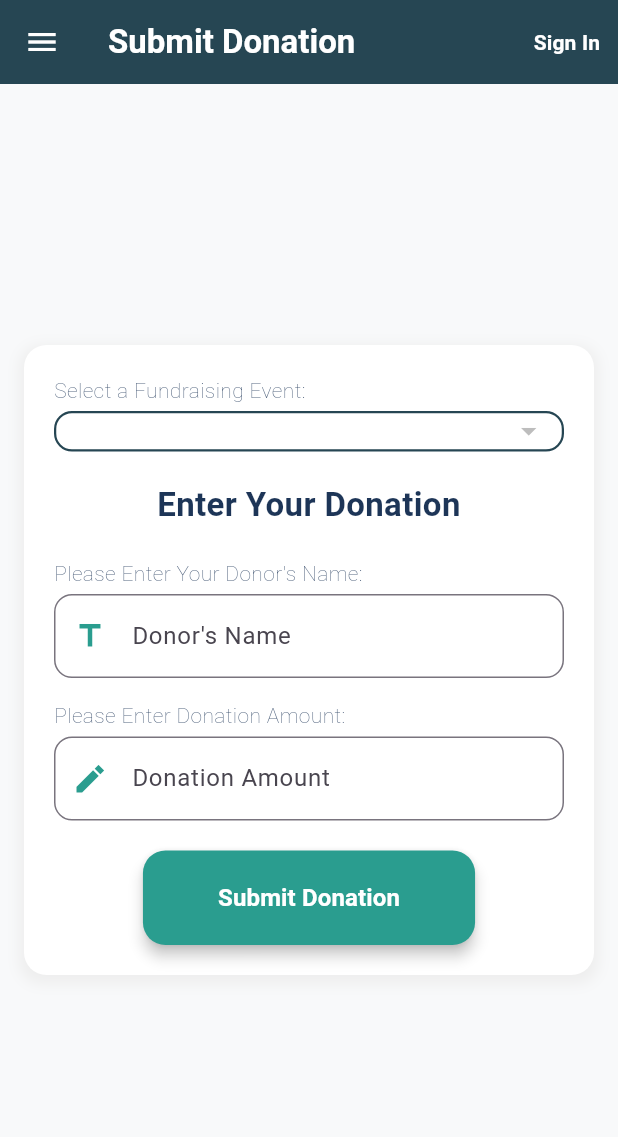
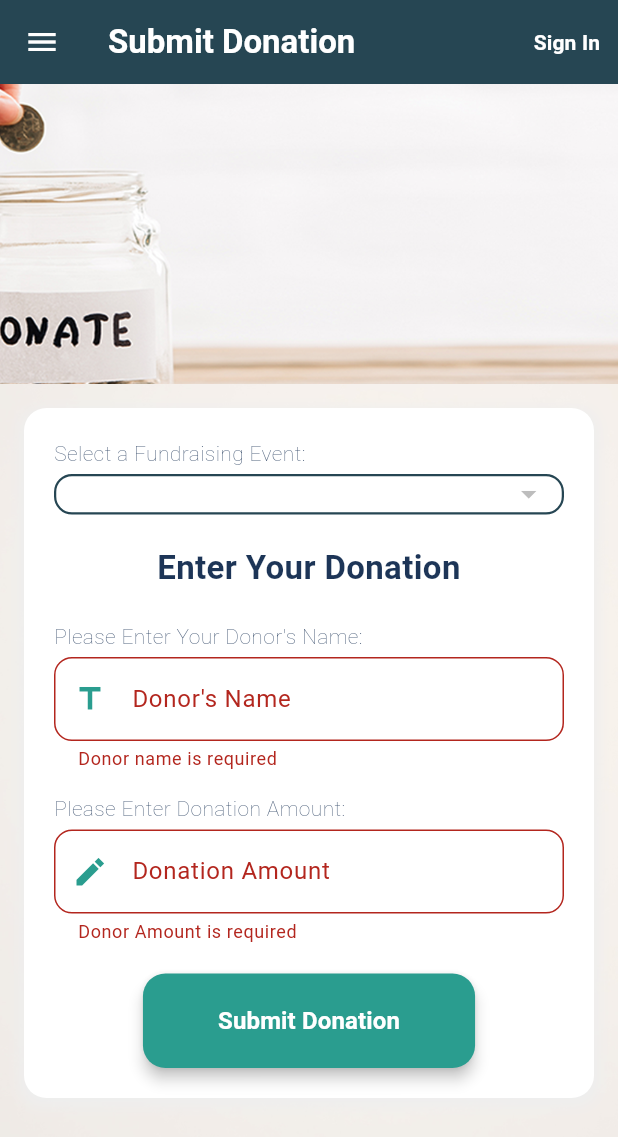
Before and after one commit to suleymansurucu/flutter_fundraising_goal_chart, a Flutter app: the DonationEntryPage screen opened by its route, after a tap on "Submit Donation", on a phone screen of 412 x 824 dp. Shown: the top 1137 px of the screen. Run offline on Flutter 3.47's test engine with Material 3 defaults, Android fonts, the phone set to English and light mode, and no system bars; our stand-ins replace another_flushbar, cloud_firestore, firebase_auth, firebase_core, flutter_screenutil, get_it and 2 more; missing offline and left inert: gauge_indicator; accounts and stored records are empty; generated files the repository leaves out were written again.

Commit message:
feat : fix it

```diff
--- a/lib/core/routes/app_router.dart
+++ b/lib/core/routes/app_router.dart
@@ -5,6 +5,7 @@ import 'package:flutter_fundraising_goal_chart/views/auth/sign_up.dart';
 import 'package:flutter_fundraising_goal_chart/views/auth/sing_in.dart';
 import 'package:flutter_fundraising_goal_chart/views/auth/user_profile.dart';
 import 'package:flutter_fundraising_goal_chart/views/donation/donation_entry_page.dart';
+import 'package:flutter_fundraising_goal_chart/views/donation/donation_list_page.dart';
 import 'package:flutter_fundraising_goal_chart/views/fundraising/all_fundraising_show_list.dart';
 import 'package:flutter_fundraising_goal_chart/views/fundraising/display_fundraising_chart.dart';
 import 'package:flutter_fundraising_goal_chart/views/fundraising/fundraising_setup_page.dart';
@@ -88,5 +89,10 @@ final GoRouter appRouter = GoRouter(
         );
       },
     ),
+    GoRoute(
+      path: RouteNames.donationList,
+      name: RouteNames.donationList,
+      builder: (context, state) => const DonationListPage(),
+    ),
   ],
 );
--- a/lib/core/routes/route_names.dart
+++ b/lib/core/routes/route_names.dart
@@ -8,6 +8,7 @@ class RouteNames {
   static const String userProfile = '/user-profile';
   static const String entryDonation = '/entry-donation';
   static const String allFundraisingShowList = '/all-fundraiser';
+  static const String donationList = '/donation-list';
 
 
 }
--- a/lib/core/utils/constants/build_draw_menu.dart
+++ b/lib/core/utils/constants/build_draw_menu.dart
@@ -80,6 +80,12 @@ class BuildDrawMenu extends StatelessWidget {
                       context.go(RouteNames.entryDonation);
                     },
                   ),
+                  ListTile(
+                    title: const Text('List Of Donations',style: TextStyle(fontSize: 14),),
+                    onTap: () {
+                      context.go(RouteNames.donationList);
+                    },
+                  ),
                 ],
               ),
               const Divider(),
--- a/lib/view_models/donation_view_models.dart
+++ b/lib/view_models/donation_view_models.dart
@@ -3,7 +3,6 @@ import 'dart:async';
 import 'package:flutter/material.dart';
 import 'package:flutter_fundraising_goal_chart/locator.dart';
 import 'package:flutter_fundraising_goal_chart/models/donation_model.dart';
-import 'package:flutter_fundraising_goal_chart/models/fundraising_model.dart';
 import 'package:flutter_fundraising_goal_chart/services/donation_service.dart';
 
 class DonationViewModels with ChangeNotifier {
@@ -18,9 +17,39 @@ class DonationViewModels with ChangeNotifier {
   List<DonationModel> get donations => _donations;
   StreamSubscription<List<DonationModel>>? _donationSubscription;
 
+  String? donorNameError;
+  String? donorAmountError;
+
+  bool validateForm(TextEditingController donorNameController,
+      TextEditingController donorAmountController) {
+    bool isValid = true;
+
+    if (donorNameController.text.trim().isEmpty) {
+      donorNameError = 'Donor name is required';
+      isValid = false;
+    } else if (donorNameController.text.trim().length < 3) {
+      donorNameError = 'Donor name must be at least 3 characters';
+      isValid = false;
+    } else if (!RegExp(r"^[a-zA-ZğüşıöçĞÜŞİÖÇ\s]+$")
+        .hasMatch(donorNameController.text.trim())) {
+      donorNameError = "Donor name must contain only letters!";
+      isValid = false;
+    } else {
+      donorNameError = null;
+    }
+    if (donorAmountController.text.trim().isEmpty) {
+      donorAmountError = 'Donor Amount is required';
+      isValid = false;
+    }  else {
+      donorAmountError = null; // Clear error if valid
+    }
+
+    notifyListeners();
+    return isValid;
+  }
+
   void listenToDonations(String userID, String fundraisingID,
       String communityName, int communityCount) {
-
     // Önceki aboneliği güvenli bir şekilde iptal et
     _donationSubscription?.cancel();
     _donationSubscription = null; // Güvenliği artırmak için null atıyoruz.
@@ -33,7 +62,8 @@ class DonationViewModels with ChangeNotifier {
       _donationSubscription = donationService
           .getDonations(userID, fundraisingID, communityName, communityCount)
           .listen((donationList) {
-        debugPrint('🔥 Bağış listesi güncellendi: ${donationList.length} adet bağış alındı.');
+        debugPrint(
+            '🔥 Bağış listesi güncellendi: ${donationList.length} adet bağış alındı.');
         WidgetsBinding.instance.addPostFrameCallback((_) {
           _donations = donationList;
           notifyListeners();
--- a/lib/view_models/fundraising_view_models.dart
+++ b/lib/view_models/fundraising_view_models.dart
@@ -269,7 +269,7 @@ class FundraisingViewModels with ChangeNotifier {
 
   String? get fundraisingID => _fundraisingID;
 
-  void fetchData() async {
+   fetchData() async {
     var userID = userRepository.firebaseAuthService.currentUser!.uid;
 
     List<String>? fetchedList =
@@ -285,11 +285,12 @@ class FundraisingViewModels with ChangeNotifier {
 
     // Update the state with the fundraising ID
     _fundraisingID = result;
+
     notifyListeners();
   }
 
 // 🔹 Function to update dropdown selection
-  Future<void> _onFundraising(String value) async {
+  Future<void> onFundraising(String value) async {
     _thisFundraising = value;
     var userID = userRepository.firebaseAuthService.currentUser!.uid;
 
--- a/lib/views/donation/donation_entry_page.dart
+++ b/lib/views/donation/donation_entry_page.dart
@@ -12,7 +12,6 @@ import 'package:flutter_fundraising_goal_chart/models/donation_model.dart';
 import 'package:flutter_fundraising_goal_chart/view_models/donation_view_models.dart';
 import 'package:flutter_fundraising_goal_chart/view_models/fundraising_view_models.dart';
 import 'package:flutter_fundraising_goal_chart/view_models/user_view_models.dart';
-import 'package:get_it/get_it.dart';
 import 'package:intl/intl.dart';
 import 'package:provider/provider.dart';
 
@@ -35,19 +34,27 @@ class _DonationEntryPageState extends State<DonationEntryPage> {
   final TextEditingController _donationAmountController =
       TextEditingController();
   final TextEditingController _donorNameController = TextEditingController();
+  final _formkey = GlobalKey<FormState>();
 
   @override
   void initState() {
     super.initState();
+    WidgetsBinding.instance.addPostFrameCallback((_) {
       fetchDataFromViewModes();
+    });
   }
-  void fetchDataFromViewModes() {
+
+  void fetchDataFromViewModes() async {
     final fundraisingViewModels =
         Provider.of<FundraisingViewModels>(context, listen: false);
-    fundraisingViewModels.fetchData();
-    FundraisingID=fundraisingViewModels.fundraisingID;
-    thisFundraising=fundraisingViewModels.thisFundraising;
-    list=fundraisingViewModels.list!;
+
+    await fundraisingViewModels.fetchData();
+    Future.delayed(Duration(milliseconds: 400));
+    FundraisingID = fundraisingViewModels.fundraisingID;
+    thisFundraising = fundraisingViewModels.thisFundraising;
+    list = fundraisingViewModels.list!;
+    final userViewModels = Provider.of<UserViewModels>(context, listen: false);
+    userID = userViewModels.userModel!.userID;
   }
 
   String formatCurrency(double value) {
@@ -78,7 +85,8 @@ class _DonationEntryPageState extends State<DonationEntryPage> {
     });
   }
 
-  // TODO Provider for dropdown Menu List about community
+  // The function is fetch data from firebase // I am using provider state management why I do not need the function
+/*
   void fetchData() async {
     final fundraisingViewModels =
         Provider.of<FundraisingViewModels>(context, listen: false);
@@ -102,16 +110,17 @@ class _DonationEntryPageState extends State<DonationEntryPage> {
       FundraisingID = result;
     }
   }
+*/
 
-  // 🔹 Function to update dropdown selection
-  void _onFundraising(String value) async {
+  // 🔹 Function to update dropdown selection => When I used Provider in FundraisingViewModel, I do not need this function
+/*  void _onFundraising(String value) async {
     thisFundraising = value;
     final fundraisingViewModels =
         Provider.of<FundraisingViewModels>(context, listen: false);
     var result = await fundraisingViewModels.getFundraisingIDByCommunityName(
         userID, thisFundraising!);
     FundraisingID = result;
-  }
+  }*/
 
   // 🔹 Submit Form
   Future<void> _submitForm() async {
@@ -120,12 +129,16 @@ class _DonationEntryPageState extends State<DonationEntryPage> {
 
     final donationViewModels =
         Provider.of<DonationViewModels>(context, listen: false);
-
+    final fundraisingViewModels =
+        Provider.of<FundraisingViewModels>(context, listen: false);
+    bool validation = donationViewModels.validateForm(
+        _donorNameController, _donorNameController);
+    if (validation) {
       DonationModel donationModel = DonationModel(
-        communityName: thisFundraising!,
+          communityName: fundraisingViewModels.thisFundraising!,
           donationAmount: donationAmount!,
           donorName: _donorNameController.text,
-        fundraisingID: FundraisingID!,
+          fundraisingID: fundraisingViewModels.fundraisingID!,
           userID: userID,
           timestamp: Timestamp.now());
       try {
@@ -151,7 +164,11 @@ class _DonationEntryPageState extends State<DonationEntryPage> {
       } catch (e) {
         debugPrint(e.toString());
       }
-
+    } else {
+      _formkey.currentState!.reset();
+      _donorNameController.clear();
+      _donationAmountController.clear();
+    }
     /*final fundraisingViewModels =
         Provider.of<FundraisingViewModels>(context, listen: false);
     fundraisingViewModels.userRepository.saveDonation(userID, FundraisingID!,
@@ -174,8 +191,27 @@ class _DonationEntryPageState extends State<DonationEntryPage> {
         scaffoldKey: _formKeyForDonationEntry,
       ),
       drawer: BuildDrawMenu(),
-      backgroundColor: Constants.background,
-      body: Center(
+      // backgroundColor: Constants.background,
+      body: Flexible(
+        child: Container(
+          width: double.infinity,
+          height: double.infinity,
+          decoration: BoxDecoration(
+            image: DecorationImage(
+                image: AssetImage('assets/images/background2.png'),
+                fit: BoxFit.cover),
+          ),
+          child: Column(
+            children: [
+              SizedBox(
+                width: double.infinity,
+                height: 200,
+                child: Image.asset(
+                  'assets/images/entry-donations.png',
+                  fit: BoxFit.cover,
+                ),
+              ),
+              Center(
                 child: SingleChildScrollView(
                   padding: const EdgeInsets.all(16),
                   child: Container(
@@ -193,7 +229,11 @@ class _DonationEntryPageState extends State<DonationEntryPage> {
                         ),
                       ],
                     ),
-            child: Form(
+                    child: Consumer2<FundraisingViewModels, DonationViewModels>(
+                      builder: (context, fundraisingViewModels,
+                          donationViewModels, widget) {
+                        return Form(
+                          key: _formkey,
                           child: Column(
                             mainAxisSize: MainAxisSize.min,
                             children: [
@@ -211,18 +251,22 @@ class _DonationEntryPageState extends State<DonationEntryPage> {
                                 child: Container(
                                   width: 400,
                                   decoration: BoxDecoration(
-                        border:
-                            Border.all(color: Constants.primary, width: 1.5),
+                                    border: Border.all(
+                                        color: Constants.primary, width: 1.5),
                                     borderRadius: BorderRadius.circular(12),
                                   ),
-                      padding: const EdgeInsets.symmetric(horizontal: 10),
+                                  padding: const EdgeInsets.symmetric(
+                                      horizontal: 10),
                                   child: DropdownButtonHideUnderline(
                                     child: DropdownButton<String>(
                                       dropdownColor: Constants.background,
-                          value: thisFundraising,
+                                      value:
+                                          fundraisingViewModels.thisFundraising,
                                       onChanged: (String? newValue) {
                                         if (newValue != null) {
-                              _onFundraising(newValue);
+                                          fundraisingViewModels
+                                              .onFundraising(newValue);
+                                          // _onFundraising(newValue);
                                         }
                                       },
                                       isExpanded: true,
@@ -262,8 +306,11 @@ class _DonationEntryPageState extends State<DonationEntryPage> {
                                 textFormFieldIcon: Icons.title,
                                 textFormFieldIconColor: Constants.accent,
                                 outLineInputBorderColor: Constants.accent,
-                      outLineInputBorderColorOnFocused: Constants.primary,
-                      textEditingController: _donorNameController),
+                                outLineInputBorderColorOnFocused:
+                                    Constants.primary,
+                                textEditingController: _donorNameController,
+                                errorText: donationViewModels.donorNameError,
+                              ),
                               const SizedBox(height: 15),
                               BuildTextForForm(
                                   text: 'Please Enter Donation Amount:',
@@ -279,8 +326,12 @@ class _DonationEntryPageState extends State<DonationEntryPage> {
                                 textFormFieldIconColor: Constants.accent,
                                 outLineInputBorderColor: Constants.accent,
                                 inputFormatters: [_currencyFormatter()],
-                      outLineInputBorderColorOnFocused: Constants.primary,
-                      textEditingController: _donationAmountController),
+                                outLineInputBorderColorOnFocused:
+                                    Constants.primary,
+                                textEditingController:
+                                    _donationAmountController,
+                                errorText: donationViewModels.donorAmountError,
+                              ),
                               const SizedBox(height: 20),
                               BuildElevatedButton(
                                 onPressed: _submitForm,
@@ -295,11 +346,16 @@ class _DonationEntryPageState extends State<DonationEntryPage> {
                               ),
                             ],
                           ),
+                        );
+                      },
                     ),
+                  ),
+                ),
+              ),
+            ],
           ),
         ),
       ),
     );
   }
-
 }
--- a/pubspec.yaml
+++ b/pubspec.yaml
@@ -74,8 +74,8 @@ flutter:
   uses-material-design: true
 
   # To add assets to your application, add an assets section, like this:
-  # assets:
-  #   - images/a_dot_burr.jpeg
+  assets:
+   - assets/images/
   #   - images/a_dot_ham.jpeg
 
   # An image asset can refer to one or more resolution-specific "variants", see
```
Also changed, not shown: lib/views/donation/donation_list_page.dart (added, +336 -0 lines), assets/images/background.png (added), assets/images/background2.png (added), assets/images/donations.png (added), assets/images/entry-donations.png (added), pubspec.lock. Lines whose indentation alone changed are shown as unchanged.
